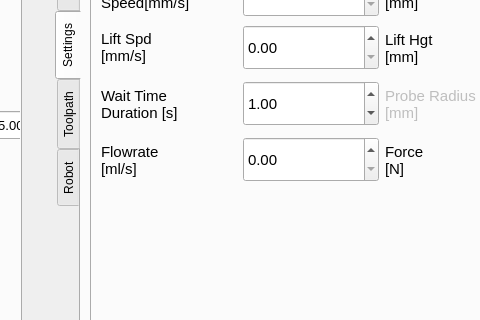
This is atg_gui_module/ui/atg_window.ui in xaviertse/Olympus as Qt 5 draws it before an edit; both pictures show x 256 to 736 and y 107 to 427 of the 949 by 895 pixel window. The edited form follows.
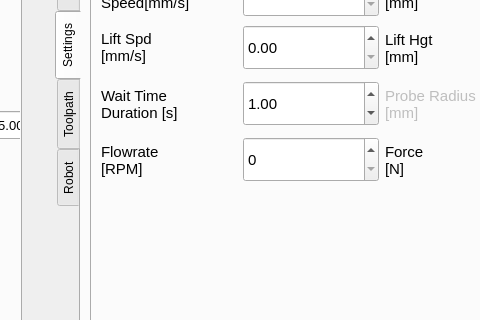
This is the edited form. The open tabs and pages were chosen to show the change. Icons and pictures are not drawn. Custom widgets are drawn as their Qt base class.

Commit message: Update atg_window.cpp, atg_window.ui, and generate_urscript.cpp -added NDT force, flowrate, wait into robot motion gen -edited generateURscript.cpp for NDT (need to fix jump travel point velocity & pt to pt sequencing)

The edit to the form file:
```diff
--- a/atg_gui_module/ui/atg_window.ui
+++ b/atg_gui_module/ui/atg_window.ui
@@ -7053,7 +7053,7 @@
                  </property>
                  <property name="text">
                   <string>Flowrate
-[ml/s]</string>
+[RPM]</string>
                  </property>
                 </widget>
                </item>
@@ -7076,6 +7076,9 @@
                  <property name="locale">
                   <locale language="English" country="UnitedStates"/>
                  </property>
+                 <property name="decimals">
+                  <number>0</number>
+                 </property>
                 </widget>
                </item>
                <item>
```
Left out of the diff: 4 changed lines with no effect on the pictures. The commit also changes 2 other files.
